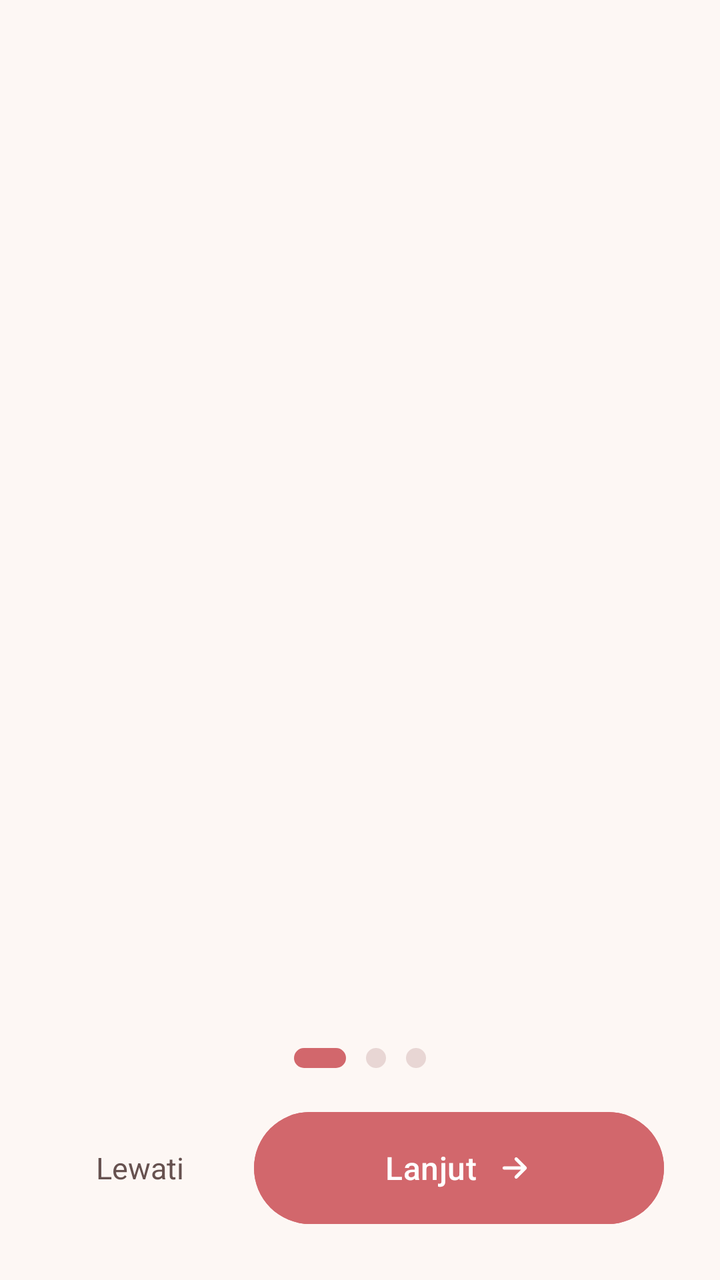
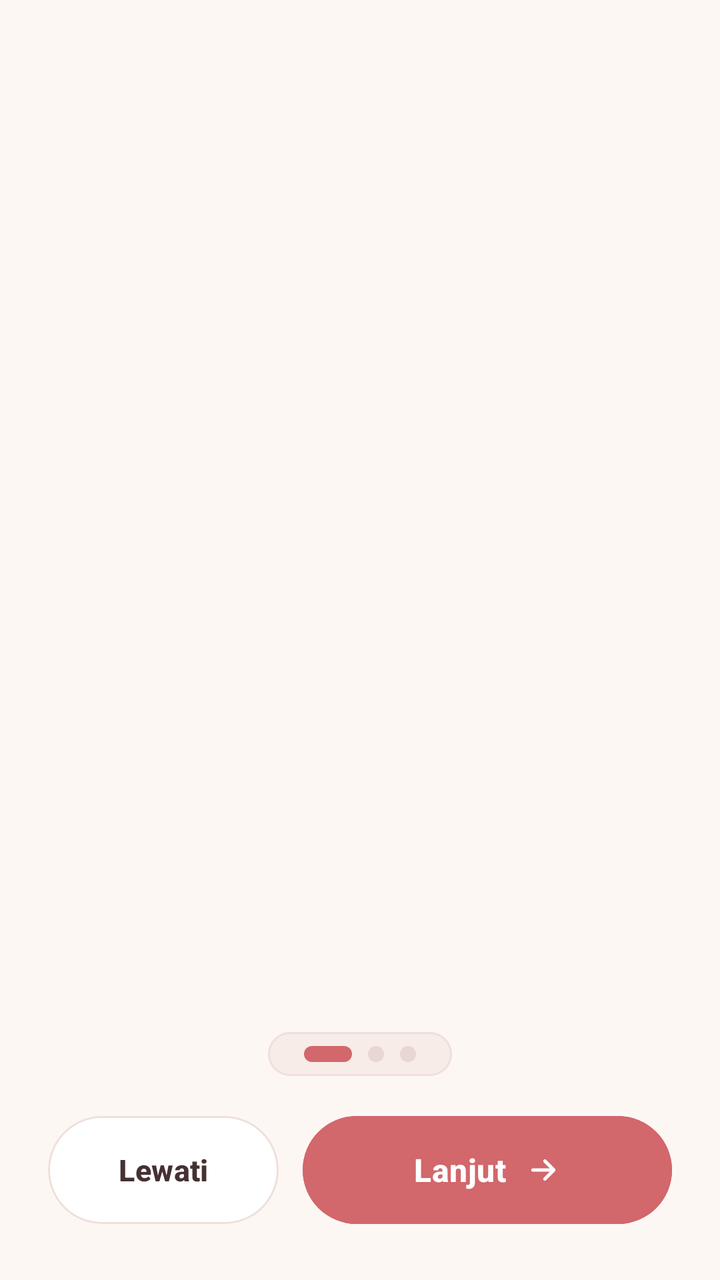

Screens rendered from an Android XML layout before and after an edit, with the pre-edit source and the edit as a unified diff.
<!-- AndroidManifest.xml: application theme Theme.Almaira -->
<!-- res/layout/activity_onboard.xml -->
<?xml version="1.0" encoding="utf-8"?>
<androidx.constraintlayout.widget.ConstraintLayout xmlns:android="http://schemas.android.com/apk/res/android"
    xmlns:app="http://schemas.android.com/apk/res-auto"
    xmlns:tools="http://schemas.android.com/tools"
    android:id="@+id/onboard_root"
    android:layout_width="match_parent"
    android:layout_height="match_parent"
    android:background="@color/background"
    android:clipChildren="false"
    android:clipToPadding="false"
    tools:context=".onboard">

    
    <androidx.viewpager2.widget.ViewPager2
        android:id="@+id/view_pager"
        android:layout_width="match_parent"
        android:layout_height="0dp"
        android:clipChildren="false"
        android:clipToPadding="false"
        app:layout_constraintBottom_toTopOf="@+id/dots_container"
        app:layout_constraintTop_toTopOf="parent" />

    
    <LinearLayout
        android:id="@+id/dots_container"
        android:layout_width="wrap_content"
        android:layout_height="wrap_content"
        android:clipChildren="false"
        android:clipToPadding="false"
        android:gravity="center"
        android:orientation="horizontal"
        android:paddingTop="8dp"
        android:paddingBottom="18dp"
        app:layout_constraintBottom_toTopOf="@+id/bottom_bar"
        app:layout_constraintEnd_toEndOf="parent"
        app:layout_constraintStart_toStartOf="parent">

        <View
            android:id="@+id/dot_0"
            android:layout_width="26dp"
            android:layout_height="10dp"
            android:layout_marginHorizontal="5dp"
            android:background="@drawable/dot_active" />

        <View
            android:id="@+id/dot_1"
            android:layout_width="10dp"
            android:layout_height="10dp"
            android:layout_marginHorizontal="5dp"
            android:background="@drawable/dot_inactive" />

        <View
            android:id="@+id/dot_2"
            android:layout_width="10dp"
            android:layout_height="10dp"
            android:layout_marginHorizontal="5dp"
            android:background="@drawable/dot_inactive" />
    </LinearLayout>

    
    <LinearLayout
        android:id="@+id/bottom_bar"
        android:layout_width="match_parent"
        android:layout_height="wrap_content"
        android:clipChildren="false"
        android:clipToPadding="false"
        android:gravity="center_vertical"
        android:orientation="horizontal"
        android:paddingHorizontal="28dp"
        android:paddingTop="4dp"
        android:paddingBottom="28dp"
        app:layout_constraintBottom_toBottomOf="parent">

        
        <FrameLayout
            android:id="@+id/skip_container"
            android:layout_width="0dp"
            android:layout_height="wrap_content"
            android:layout_weight="1">

            <TextView
                android:id="@+id/btn_skip"
                android:layout_width="wrap_content"
                android:layout_height="wrap_content"
                android:layout_marginStart="8dp"
                android:background="?attr/selectableItemBackgroundBorderless"
                android:clickable="true"
                android:focusable="true"
                android:paddingHorizontal="12dp"
                android:paddingVertical="10dp"
                android:text="@string/skip_text"
                android:textColor="@color/text_skip"
                android:textSize="15sp" />
        </FrameLayout>

        
        <com.google.android.material.button.MaterialButton
            android:id="@+id/btn_action"
            android:layout_width="205dp"
            android:layout_height="56dp"
            android:backgroundTint="@color/warm_rose"
            android:insetTop="0dp"
            android:insetBottom="0dp"
            android:letterSpacing="0.01"
            android:outlineAmbientShadowColor="#26D2676C"
            android:outlineSpotShadowColor="#4DD2676C"
            android:text="@string/next_text"
            android:textAllCaps="false"
            android:textColor="@color/white"
            android:textSize="16sp"
            app:cornerRadius="28dp"
            app:elevation="4dp"
            app:icon="@drawable/ic_arrow_forward"
            app:iconGravity="textEnd"
            app:iconPadding="10dp"
            app:iconSize="18dp"
            app:iconTint="@color/white"
            app:rippleColor="#30FFFFFF" />
    </LinearLayout>

</androidx.constraintlayout.widget.ConstraintLayout>
<!-- resources referenced by this layout -->
<resources>
  <color name="background">#FFFDF7F4</color>
  <color name="text_skip">#FF66514F</color>
  <color name="warm_rose">#FFD2676C</color>
  <color name="white">#FFFFFFFF</color>
  <!-- drawable dot_active (drawable) -->
  <?xml version="1.0" encoding="utf-8"?>
  <shape xmlns:android="http://schemas.android.com/apk/res/android"
      android:shape="rectangle">
      <solid android:color="@color/warm_rose" />
      <corners android:radius="100dp" />
      <size
          android:width="26dp"
          android:height="10dp" />
  </shape>
  <!-- drawable dot_inactive (drawable) -->
  <?xml version="1.0" encoding="utf-8"?>
  <shape xmlns:android="http://schemas.android.com/apk/res/android"
      android:shape="rectangle">
      <solid android:color="@color/dot_inactive" />
      <corners android:radius="100dp" />
      <size
          android:width="10dp"
          android:height="10dp" />
  </shape>
  <!-- drawable ic_arrow_forward (drawable) -->
  <vector xmlns:android="http://schemas.android.com/apk/res/android"
      android:width="20dp"
      android:height="20dp"
      android:viewportWidth="24"
      android:viewportHeight="24">
      <path
          android:fillColor="#00000000"
          android:pathData="M5,12h14M13,6l6,6 -6,6"
          android:strokeWidth="2.2"
          android:strokeColor="#FFFFFFFF"
          android:strokeLineCap="round"
          android:strokeLineJoin="round" />
  </vector>
  <string name="next_text">Lanjut</string>
  <string name="skip_text">Lewati</string>
  <style name="Theme.Almaira" parent="Base.Theme.Almaira" />
  <color name="dot_inactive">#FFE8D6D4</color>
  <style name="Base.Theme.Almaira" parent="Theme.Material3.DayNight.NoActionBar">
          <item name="colorPrimary">@color/deep_rose_plum</item>
          <item name="android:statusBarColor">@color/background</item>
          <item name="android:navigationBarColor">@color/background</item>
          <item name="android:windowLightStatusBar">true</item>
          <item name="android:windowLightNavigationBar">true</item>
          <item name="android:windowAnimationStyle">@style/Animation.Almaira.Fade</item>
      </style>
  <color name="deep_rose_plum">#FF463032</color>
  <style name="Animation.Almaira.Fade" parent="@android:style/Animation.Activity">
          <item name="android:activityOpenEnterAnimation">@anim/fade_in</item>
          <item name="android:activityOpenExitAnimation">@anim/fade_out</item>
          <item name="android:activityCloseEnterAnimation">@anim/fade_in</item>
          <item name="android:activityCloseExitAnimation">@anim/fade_out</item>
      </style>
</resources>

<!-- the commit's change to res/layout/activity_onboard.xml (unified diff, before → after) -->
@@ -8,7 +8,7 @@
     android:background="@color/background"
     android:clipChildren="false"
     android:clipToPadding="false"
-    tools:context=".onboard">
+    tools:context=".onboard.OnboardActivity">
 
     
     <androidx.viewpager2.widget.ViewPager2
@@ -17,105 +17,123 @@
         android:layout_height="0dp"
         android:clipChildren="false"
         android:clipToPadding="false"
-        app:layout_constraintBottom_toTopOf="@+id/dots_container"
+        app:layout_constraintBottom_toTopOf="@+id/bottom_container"
         app:layout_constraintTop_toTopOf="parent" />
 
     
     <LinearLayout
-        android:id="@+id/dots_container"
-        android:layout_width="wrap_content"
-        android:layout_height="wrap_content"
-        android:clipChildren="false"
-        android:clipToPadding="false"
-        android:gravity="center"
-        android:orientation="horizontal"
-        android:paddingTop="8dp"
-        android:paddingBottom="18dp"
-        app:layout_constraintBottom_toTopOf="@+id/bottom_bar"
-        app:layout_constraintEnd_toEndOf="parent"
-        app:layout_constraintStart_toStartOf="parent">
-
-        <View
-            android:id="@+id/dot_0"
-            android:layout_width="26dp"
-            android:layout_height="10dp"
-            android:layout_marginHorizontal="5dp"
-            android:background="@drawable/dot_active" />
-
-        <View
-            android:id="@+id/dot_1"
-            android:layout_width="10dp"
-            android:layout_height="10dp"
-            android:layout_marginHorizontal="5dp"
-            android:background="@drawable/dot_inactive" />
-
-        <View
-            android:id="@+id/dot_2"
-            android:layout_width="10dp"
-            android:layout_height="10dp"
-            android:layout_marginHorizontal="5dp"
-            android:background="@drawable/dot_inactive" />
-    </LinearLayout>
-
-    
-    <LinearLayout
-        android:id="@+id/bottom_bar"
+        android:id="@+id/bottom_container"
         android:layout_width="match_parent"
         android:layout_height="wrap_content"
         android:clipChildren="false"
         android:clipToPadding="false"
-        android:gravity="center_vertical"
-        android:orientation="horizontal"
-        android:paddingHorizontal="28dp"
-        android:paddingTop="4dp"
+        android:gravity="center_horizontal"
+        android:orientation="vertical"
+        android:paddingHorizontal="24dp"
         android:paddingBottom="28dp"
         app:layout_constraintBottom_toBottomOf="parent">
 
         
-        <FrameLayout
-            android:id="@+id/skip_container"
-            android:layout_width="0dp"
+        <LinearLayout
+            android:id="@+id/dots_container"
+            android:layout_width="wrap_content"
             android:layout_height="wrap_content"
-            android:layout_weight="1">
+            android:background="@drawable/bg_dots_capsule"
+            android:clipChildren="false"
+            android:clipToPadding="false"
+            android:gravity="center"
+            android:orientation="horizontal"
+            android:paddingHorizontal="14dp"
+            android:paddingVertical="7dp">
 
-            <TextView
-                android:id="@+id/btn_skip"
-                android:layout_width="wrap_content"
-                android:layout_height="wrap_content"
-                android:layout_marginStart="8dp"
-                android:background="?attr/selectableItemBackgroundBorderless"
-                android:clickable="true"
-                android:focusable="true"
-                android:paddingHorizontal="12dp"
-                android:paddingVertical="10dp"
-                android:text="@string/skip_text"
-                android:textColor="@color/text_skip"
-                android:textSize="15sp" />
-        </FrameLayout>
+            <View
+                android:id="@+id/dot_0"
+                android:layout_width="24dp"
+                android:layout_height="8dp"
+                android:layout_marginHorizontal="4dp"
+                android:background="@drawable/dot_active" />
+
+            <View
+                android:id="@+id/dot_1"
+                android:layout_width="8dp"
+                android:layout_height="8dp"
+                android:layout_marginHorizontal="4dp"
+                android:background="@drawable/dot_inactive" />
+
+            <View
+                android:id="@+id/dot_2"
+                android:layout_width="8dp"
+                android:layout_height="8dp"
+                android:layout_marginHorizontal="4dp"
+                android:background="@drawable/dot_inactive" />
+        </LinearLayout>
 
         
-        <com.google.android.material.button.MaterialButton
-            android:id="@+id/btn_action"
-            android:layout_width="205dp"
-            android:layout_height="56dp"
-            android:backgroundTint="@color/warm_rose"
-            android:insetTop="0dp"
-            android:insetBottom="0dp"
-            android:letterSpacing="0.01"
-            android:outlineAmbientShadowColor="#26D2676C"
-            android:outlineSpotShadowColor="#4DD2676C"
-            android:text="@string/next_text"
-            android:textAllCaps="false"
-            android:textColor="@color/white"
-            android:textSize="16sp"
-            app:cornerRadius="28dp"
-            app:elevation="4dp"
-            app:icon="@drawable/ic_arrow_forward"
-            app:iconGravity="textEnd"
-            app:iconPadding="10dp"
-            app:iconSize="18dp"
-            app:iconTint="@color/white"
-            app:rippleColor="#30FFFFFF" />
+        <LinearLayout
+            android:id="@+id/bottom_bar"
+            android:layout_width="match_parent"
+            android:layout_height="wrap_content"
+            android:layout_marginTop="20dp"
+            android:clipChildren="false"
+            android:clipToPadding="false"
+            android:gravity="center_vertical"
+            android:orientation="horizontal">
+
+            
+            <FrameLayout
+                android:id="@+id/skip_container"
+                android:layout_width="0dp"
+                android:layout_height="wrap_content"
+                android:layout_marginEnd="12dp"
+                android:layout_weight="1">
+
+                <com.google.android.material.button.MaterialButton
+                    android:id="@+id/btn_skip"
+                    style="@style/Widget.Material3.Button.TonalButton"
+                    android:layout_width="match_parent"
+                    android:layout_height="54dp"
+                    android:backgroundTint="@color/surface"
+                    android:insetTop="0dp"
+                    android:insetBottom="0dp"
+                    android:letterSpacing="0.01"
+                    app:strokeColor="@color/border_subtle"
+                    app:strokeWidth="1dp"
+                    android:text="@string/skip_text"
+                    android:textAllCaps="false"
+                    android:textColor="@color/text_primary"
+                    android:textSize="15sp"
+                    android:textStyle="bold"
+                    app:cornerRadius="27dp"
+                    app:elevation="0dp"
+                    app:rippleColor="#25D2676C" />
+            </FrameLayout>
+
+            
+            <com.google.android.material.button.MaterialButton
+                android:id="@+id/btn_action"
+                android:layout_width="0dp"
+                android:layout_height="54dp"
+                android:layout_weight="1.6"
+                android:backgroundTint="@color/warm_rose"
+                android:insetTop="0dp"
+                android:insetBottom="0dp"
+                android:letterSpacing="0.01"
+                android:outlineAmbientShadowColor="#40D2676C"
+                android:outlineSpotShadowColor="#66D2676C"
+                android:text="@string/next_text"
+                android:textAllCaps="false"
+                android:textColor="@color/white"
+                android:textSize="16sp"
+                android:textStyle="bold"
+                app:cornerRadius="27dp"
+                app:elevation="4dp"
+                app:icon="@drawable/ic_arrow_forward"
+                app:iconGravity="textEnd"
+                app:iconPadding="10dp"
+                app:iconSize="18dp"
+                app:iconTint="@color/white"
+                app:rippleColor="#40FFFFFF" />
+        </LinearLayout>
     </LinearLayout>
 
 </androidx.constraintlayout.widget.ConstraintLayout>
<!-- resource entries referenced after the edit -->
@@ -1,9 +1,21 @@
 <!-- resources referenced by this layout -->
 <resources>
   <color name="background">#FFFDF7F4</color>
-  <color name="text_skip">#FF66514F</color>
+  <color name="border_subtle">#FFF0DFDA</color>
+  <color name="surface">#FFFFFFFF</color>
+  <color name="text_primary">#FF463032</color>
   <color name="warm_rose">#FFD2676C</color>
   <color name="white">#FFFFFFFF</color>
+  <!-- drawable bg_dots_capsule (drawable) -->
+  <?xml version="1.0" encoding="utf-8"?>
+  <shape xmlns:android="http://schemas.android.com/apk/res/android"
+      android:shape="rectangle">
+      <solid android:color="@color/surface_muted" />
+      <corners android:radius="100dp" />
+      <stroke
+          android:width="1dp"
+          android:color="@color/border_subtle" />
+  </shape>
   <!-- drawable dot_active (drawable) -->
   <?xml version="1.0" encoding="utf-8"?>
   <shape xmlns:android="http://schemas.android.com/apk/res/android"
@@ -11,8 +23,8 @@
       <solid android:color="@color/warm_rose" />
       <corners android:radius="100dp" />
       <size
-          android:width="26dp"
-          android:height="10dp" />
+          android:width="24dp"
+          android:height="8dp" />
   </shape>
   <!-- drawable dot_inactive (drawable) -->
   <?xml version="1.0" encoding="utf-8"?>
@@ -21,8 +33,8 @@
       <solid android:color="@color/dot_inactive" />
       <corners android:radius="100dp" />
       <size
-          android:width="10dp"
-          android:height="10dp" />
+          android:width="8dp"
+          android:height="8dp" />
   </shape>
   <!-- drawable ic_arrow_forward (drawable) -->
   <vector xmlns:android="http://schemas.android.com/apk/res/android"
@@ -41,6 +53,7 @@
   <string name="next_text">Lanjut</string>
   <string name="skip_text">Lewati</string>
   <style name="Theme.Almaira" parent="Base.Theme.Almaira" />
+  <color name="surface_muted">#FFF7ECE8</color>
   <color name="dot_inactive">#FFE8D6D4</color>
   <style name="Base.Theme.Almaira" parent="Theme.Material3.DayNight.NoActionBar">
           <item name="colorPrimary">@color/deep_rose_plum</item>
